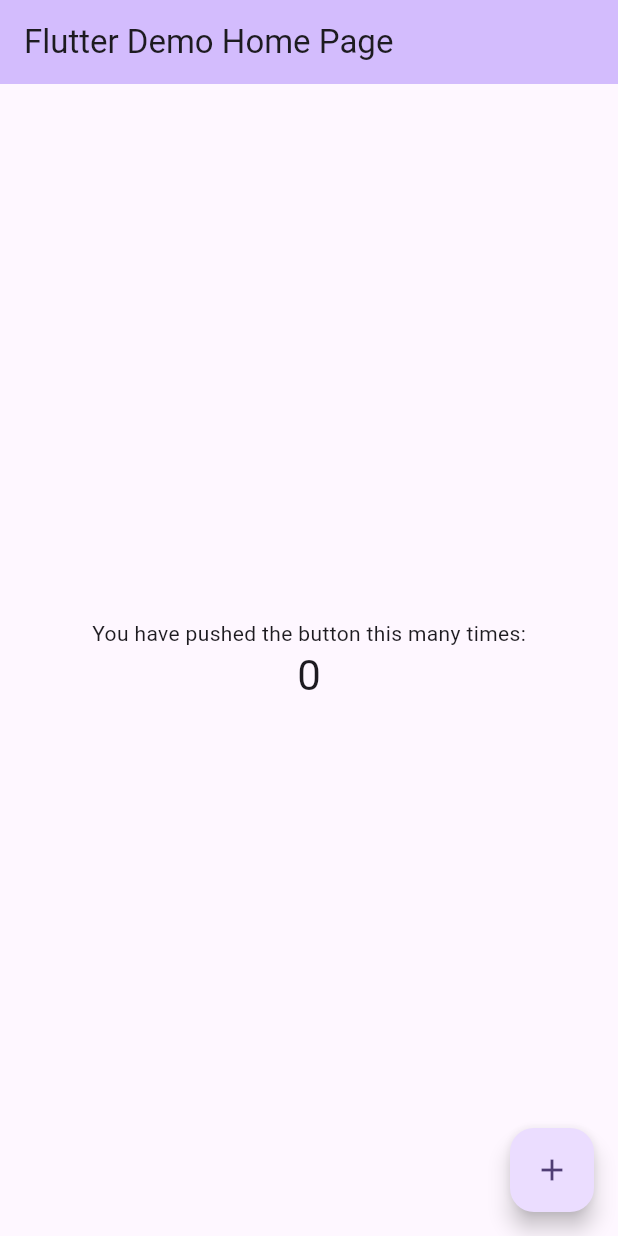
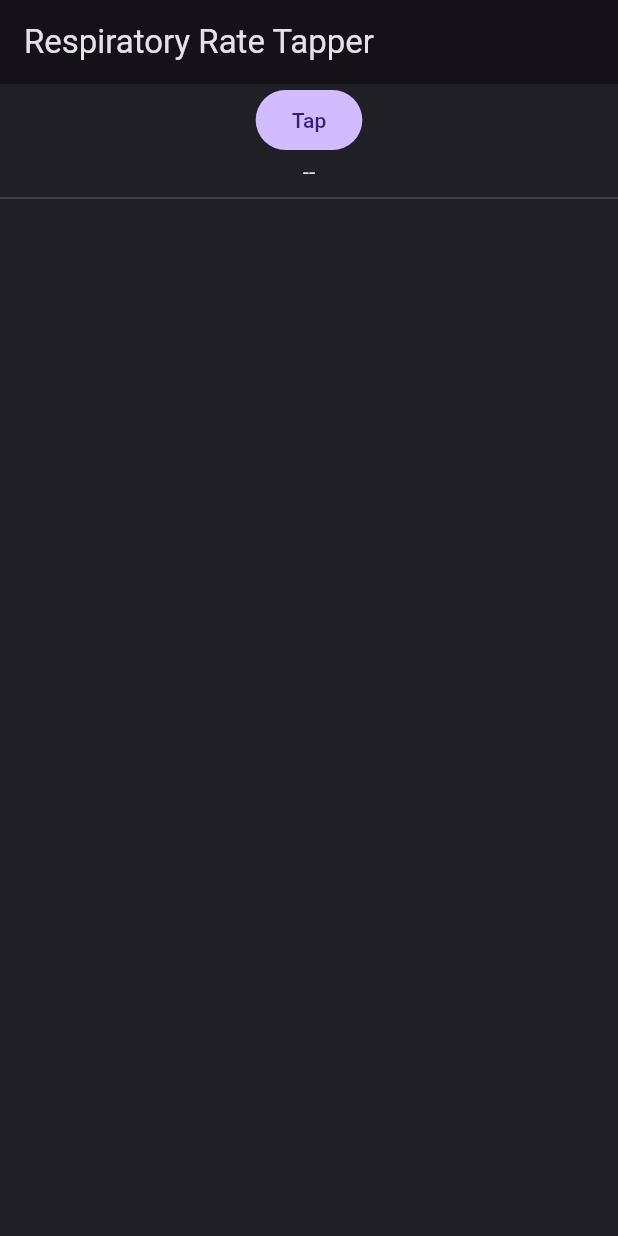
Before and after one commit to jason-mayer/rrate, a Flutter app: the screen it shows after launch, on a phone screen of 412 x 824 dp. Run offline on Flutter 3.47's test engine with Material 3 defaults, Android fonts, the phone set to English and light mode, and no system bars; our stand-ins replace built_value.

Commit message:
create app scaffold (#2)
* add app scaffold

* add basic tapper

* Add github action (#1)

* Update dart.yml

* Update dart.yml

* fix formatting

- run `dart format`
- use cache for flutter workflow

* add LCOV setup step for pull request tests

* add permissions for pull-requests in workflow

* update version

* fix workflow

* Add GitHub token to coverage workflow

* add coverage formatter

* fix dart.yml

* Update GitHub Actions workflow for Dart

Removed background execution for several steps and added a comment creation step for pull requests.

* update format

```diff
--- a/analysis_options.yaml
+++ b/analysis_options.yaml
@@ -22,7 +22,9 @@ linter:
   # producing the lint.
   rules:
     # avoid_print: false  # Uncomment to disable the `avoid_print` rule
-    # prefer_single_quotes: true  # Uncomment to enable the `prefer_single_quotes` rule
+    prefer_single_quotes: true
+    lines_longer_than_80_chars: true
+    prefer_const_constructors: true
 
 # Additional information about this file can be found at
 # https://dart.dev/guides/language/analysis-options
--- a/lib/main.dart
+++ b/lib/main.dart
@@ -1,121 +1,61 @@
 import 'package:flutter/material.dart';
+import 'package:rrate/tapper.dart';
 
 void main() {
-  runApp(const MyApp());
+  runApp(const RRate());
 }
 
-class MyApp extends StatelessWidget {
-  const MyApp({super.key});
+class RRate extends StatelessWidget {
+  const RRate({super.key});
 
-  // This widget is the root of your application.
   @override
   Widget build(BuildContext context) {
     return MaterialApp(
-      title: 'Flutter Demo',
-      theme: ThemeData(
-        // This is the theme of your application.
-        //
-        // TRY THIS: Try running your application with "flutter run". You'll see
-        // the application has a purple toolbar. Then, without quitting the app,
-        // try changing the seedColor in the colorScheme below to Colors.green
-        // and then invoke "hot reload" (save your changes or press the "hot
-        // reload" button in a Flutter-supported IDE, or press "r" if you used
-        // the command line to start the app).
-        //
-        // Notice that the counter didn't reset back to zero; the application
-        // state is not lost during the reload. To reset the state, use hot
-        // restart instead.
-        //
-        // This works for code too, not just values: Most code changes can be
-        // tested with just a hot reload.
-        colorScheme: .fromSeed(seedColor: Colors.deepPurple),
-      ),
-      home: const MyHomePage(title: 'Flutter Demo Home Page'),
+      title: 'RRate',
+      theme: .dark(),
+      home: const TapperPage(),
     );
   }
 }
 
-class MyHomePage extends StatefulWidget {
-  const MyHomePage({super.key, required this.title});
-
-  // This widget is the home page of your application. It is stateful, meaning
-  // that it has a State object (defined below) that contains fields that affect
-  // how it looks.
-
-  // This class is the configuration for the state. It holds the values (in this
-  // case the title) provided by the parent (in this case the App widget) and
-  // used by the build method of the State. Fields in a Widget subclass are
-  // always marked "final".
-
-  final String title;
+class TapperPage extends StatefulWidget {
+  const TapperPage({super.key});
 
   @override
-  State<MyHomePage> createState() => _MyHomePageState();
+  State<StatefulWidget> createState() => _TapperPage();
 }
 
-class _MyHomePageState extends State<MyHomePage> {
-  int _counter = 0;
+class _TapperPage extends State<TapperPage> {
+  final Tapper tapper = .new();
 
-  void _incrementCounter() {
-    setState(() {
-      // This call to setState tells the Flutter framework that something has
-      // changed in this State, which causes it to rerun the build method below
-      // so that the display can reflect the updated values. If we changed
-      // _counter without calling setState(), then the build method would not be
-      // called again, and so nothing would appear to happen.
-      _counter++;
-    });
-  }
+  Widget get body => ListenableBuilder(
+    listenable: tapper,
+    builder: (context, child) {
+      return Column(
+        children: [
+          Text('${tapper.estimate?.runningAverage.asBpm ?? '--'}'),
+          const Divider(),
+          for (final delay in tapper.delays) Text(delay),
+        ],
+      );
+    },
+  );
 
   @override
   Widget build(BuildContext context) {
-    // This method is rerun every time setState is called, for instance as done
-    // by the _incrementCounter method above.
-    //
-    // The Flutter framework has been optimized to make rerunning build methods
-    // fast, so that you can just rebuild anything that needs updating rather
-    // than having to individually change instances of widgets.
+    final theme = Theme.of(context);
+
     return Scaffold(
       appBar: AppBar(
-        // TRY THIS: Try changing the color here to a specific color (to
-        // Colors.amber, perhaps?) and trigger a hot reload to see the AppBar
-        // change color while the other colors stay the same.
-        backgroundColor: Theme.of(context).colorScheme.inversePrimary,
-        // Here we take the value from the MyHomePage object that was created by
-        // the App.build method, and use it to set our appbar title.
-        title: Text(widget.title),
+        title: const Text('Respiratory Rate Tapper'),
+        // backgroundColor: theme.colorScheme.surface,
       ),
-      body: Center(
-        // Center is a layout widget. It takes a single child and positions it
-        // in the middle of the parent.
-        child: Column(
-          // Column is also a layout widget. It takes a list of children and
-          // arranges them vertically. By default, it sizes itself to fit its
-          // children horizontally, and tries to be as tall as its parent.
-          //
-          // Column has various properties to control how it sizes itself and
-          // how it positions its children. Here we use mainAxisAlignment to
-          // center the children vertically; the main axis here is the vertical
-          // axis because Columns are vertical (the cross axis would be
-          // horizontal).
-          //
-          // TRY THIS: Invoke "debug painting" (choose the "Toggle Debug Paint"
-          // action in the IDE, or press "p" in the console), to see the
-          // wireframe for each widget.
-          mainAxisAlignment: .center,
-          children: [
-            const Text('You have pushed the button this many times:'),
-            Text(
-              '$_counter',
-              style: Theme.of(context).textTheme.headlineMedium,
-            ),
-          ],
-        ),
-      ),
-      floatingActionButton: FloatingActionButton(
-        onPressed: _incrementCounter,
-        tooltip: 'Increment',
-        child: const Icon(Icons.add),
+      backgroundColor: theme.colorScheme.surfaceContainer,
+      body: Column(
+        children: [
+          FilledButton(onPressed: tapper.tap, child: const Text('Tap')),
+          body,
+        ],
       ),
     );
   }
--- /dev/null
+++ b/lib/number.dart
@@ -0,0 +1,29 @@
+class Sample {
+  final num count;
+  const Sample(this.count);
+
+  factory Sample.from(DateTime time) => Sample(time.millisecondsSinceEpoch);
+
+  Sample operator +(Sample other) {
+    return Sample(count + other.count);
+  }
+
+  Sample operator -(Sample other) {
+    return Sample(count - other.count);
+  }
+
+  Sample operator *(num other) {
+    return Sample(count * other);
+  }
+
+  Sample operator /(num other) {
+    return Sample(count / other);
+  }
+
+  double get asBpm => 60_000 / count;
+
+  @override
+  String toString() {
+    return '${count.toStringAsFixed(0)}ms (${asBpm.toStringAsFixed(1)} bpm)';
+  }
+}
--- /dev/null
+++ b/lib/tapper.dart
@@ -0,0 +1,89 @@
+import 'dart:math' as math;
+
+import 'package:built_value/built_value.dart';
+import 'package:flutter/material.dart' hide Builder;
+import 'package:rrate/number.dart';
+
+part 'tapper.g.dart';
+
+abstract class Estimate implements Built<Estimate, EstimateBuilder> {
+  Estimate._();
+
+  factory Estimate(void Function(EstimateBuilder builder) build) = _$Estimate;
+
+  int get index;
+
+  Sample get duration;
+  Sample get runningAverage;
+
+  double? get stability;
+}
+
+base class Tapper with ChangeNotifier {
+  final int bpmVarianceThreshold;
+  final double stabilityWeight;
+  final DateTime Function() clock;
+
+  Tapper({
+    this.bpmVarianceThreshold = 40,
+    this.stabilityWeight = 0.5,
+    DateTime Function()? clock,
+  }) : clock = clock ?? DateTime.now;
+
+  final List<DateTime> _taps = [];
+  final List<Estimate> _estimates = [];
+
+  List<DateTime> get taps => List.unmodifiable(_taps);
+  List<Estimate> get estimates => List.unmodifiable(_estimates);
+
+  Estimate? get estimate => _estimates.lastOrNull;
+
+  void tap() {
+    final now = clock();
+    final last = _taps.lastOrNull;
+    _taps.add(now);
+
+    if (last != null) {
+      _sample(Sample.from(now) - Sample.from(last));
+    }
+
+    notifyListeners();
+  }
+
+  double _stability = 0;
+  Sample _sum = const Sample(0);
+  Sample? _average;
+
+  void _sample(Sample sample) {
+    _sum += sample;
+
+    final estimate = Estimate((builder) {
+      builder
+        ..index = _estimates.length
+        ..duration = sample
+        ..runningAverage = _sum / (_estimates.length + 1);
+
+      if (_average == null) return;
+
+      final thresholdBpm = builder.runningAverage!.asBpm / bpmVarianceThreshold,
+          thresholdMs =
+              math.pow(builder.runningAverage!.count, 2) /
+              60_000 *
+              thresholdBpm,
+          deltaAverage = (builder.runningAverage! - _average!).count.abs(),
+          stability = math.exp(
+            -(deltaAverage / thresholdMs) * (deltaAverage / thresholdMs),
+          );
+
+      builder.stability =
+          stabilityWeight * _stability + (1 - stabilityWeight) * stability;
+    });
+
+    _stability = estimate.stability ?? 0;
+    _average = estimate.runningAverage;
+
+    _estimates.add(estimate);
+  }
+
+  Iterable<String> get delays => _estimates.map((d) => d.toString());
+}
```
Also changed, not shown: pubspec.yaml (+8 -72 lines), script/format.dart (added, +206 -0 lines), lib/tapper.g.dart (added), pubspec.lock, 3 other files.
